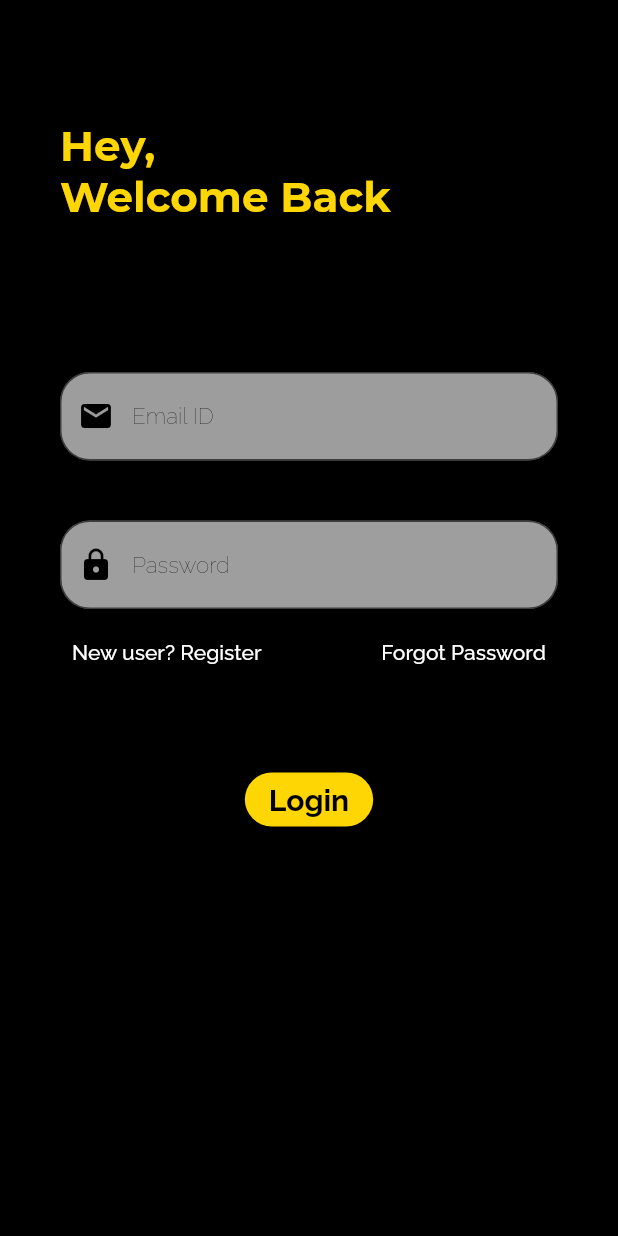
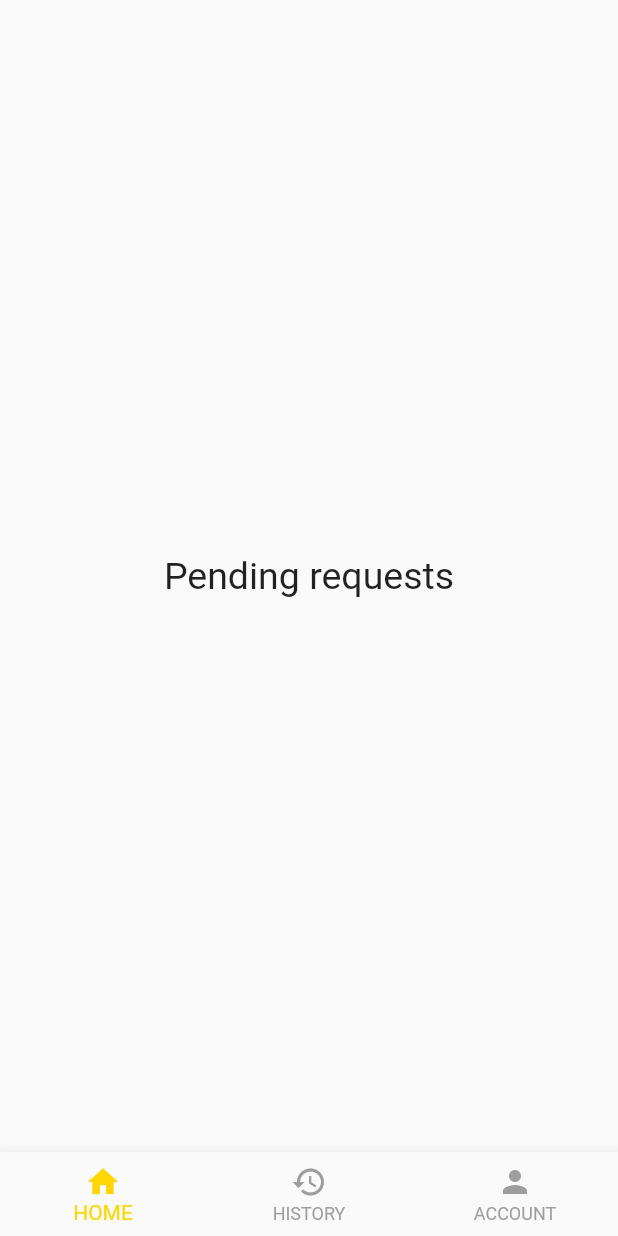
Before and after one commit to farhaannnn/autofocus, a Flutter app: the screen it shows after launch, on a phone screen of 412 x 824 dp. Run offline on Flutter 3.47's test engine with Material 2 defaults, Android fonts, the phone set to English and light mode, and no system bars; our stand-ins replace flutter_signin_button, get, google_fonts, page_transition.

Commit message:
company_home

```diff
--- /dev/null
+++ b/lib/company_interface/home.dart
@@ -0,0 +1,48 @@
+import 'package:flutter/material.dart';
+import 'package:flutter/src/widgets/framework.dart';
+import 'package:flutter/src/widgets/placeholder.dart';
+
+import '../user_interface/home.dart';
+import 'account.dart';
+import 'history.dart';
+import 'requests.dart';
+
+class Homescreen1 extends StatefulWidget {
+  const Homescreen1({super.key});
+  static const grey = 0xFF9D9D9D;
+  static const yellow = 0xFFFED604;
+
+  @override
+  State<Homescreen1> createState() => _Homescreen1State();
+}
+
+class _Homescreen1State extends State<Homescreen1> {
+  int _selectedIndex = 0;
+  static const _screens = [Requestscreen(), Historyscreen(), Accountscreen()];
+  void _ontapped(int index) {
+    setState(() {
+      _selectedIndex = index;
+    });
+  }
+
+  @override
+  Widget build(BuildContext context) {
+    return Scaffold(
+      body: _screens[_selectedIndex],
+      backgroundColor: Colors.black,
+      resizeToAvoidBottomInset: false,
+      //bottom navigation bar
+      bottomNavigationBar: BottomNavigationBar(
+          currentIndex: _selectedIndex,
+          selectedItemColor: const Color(Homescreen1.yellow),
+          unselectedItemColor: const Color(Homescreen1.grey),
+          onTap: _ontapped,
+          items: const [
+            BottomNavigationBarItem(icon: Icon(Icons.home), label: 'HOME'),
+            BottomNavigationBarItem(
+                icon: Icon(Icons.history), label: 'HISTORY'),
+            BottomNavigationBarItem(icon: Icon(Icons.person), label: 'ACCOUNT')
+          ]),
+    );
+  }
+}
--- /dev/null
+++ b/lib/company_interface/requests.dart
@@ -0,0 +1,18 @@
+import 'package:flutter/material.dart';
+import 'package:flutter/src/widgets/framework.dart';
+import 'package:flutter/src/widgets/placeholder.dart';
+
+class Requestscreen extends StatelessWidget {
+  const Requestscreen({super.key});
+
+  @override
+  Widget build(BuildContext context) {
+    return const Scaffold(
+      body: Center(
+          child: Text(
+        'Pending requests',
+        style: TextStyle(fontSize: 25),
+      )),
+    );
+  }
+}
--- a/lib/main.dart
+++ b/lib/main.dart
@@ -1,4 +1,5 @@
 import 'package:auto_focus/company_interface/details.dart';
+import 'package:auto_focus/company_interface/home.dart';
 import 'package:auto_focus/company_interface/signup.dart';
 import 'package:auto_focus/company_interface/start.dart';
 import 'package:auto_focus/user_interface/intro.dart';
@@ -22,7 +23,7 @@ class MyApp extends StatelessWidget {
   Widget build(BuildContext context) {
     return  MaterialApp(
       theme: ThemeData(primarySwatch: Colors.grey),
-      home:   Loginscreen1(),
+      home:   Homescreen1(),
     );
   }
 }
```
Also changed, not shown: lib/company_interface/account.dart (added, +18 -0 lines), lib/company_interface/history.dart (added, +18 -0 lines).
